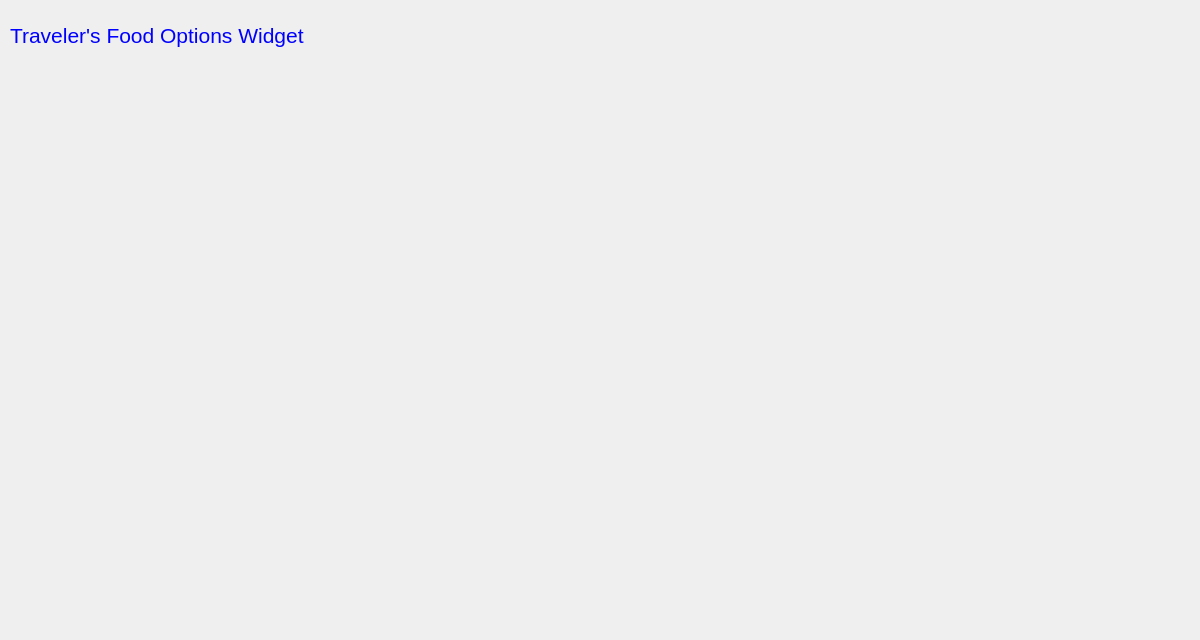
brivero0/TeamMagmar, file EuropeanVacation/tFoods.ui: the form before one commit.
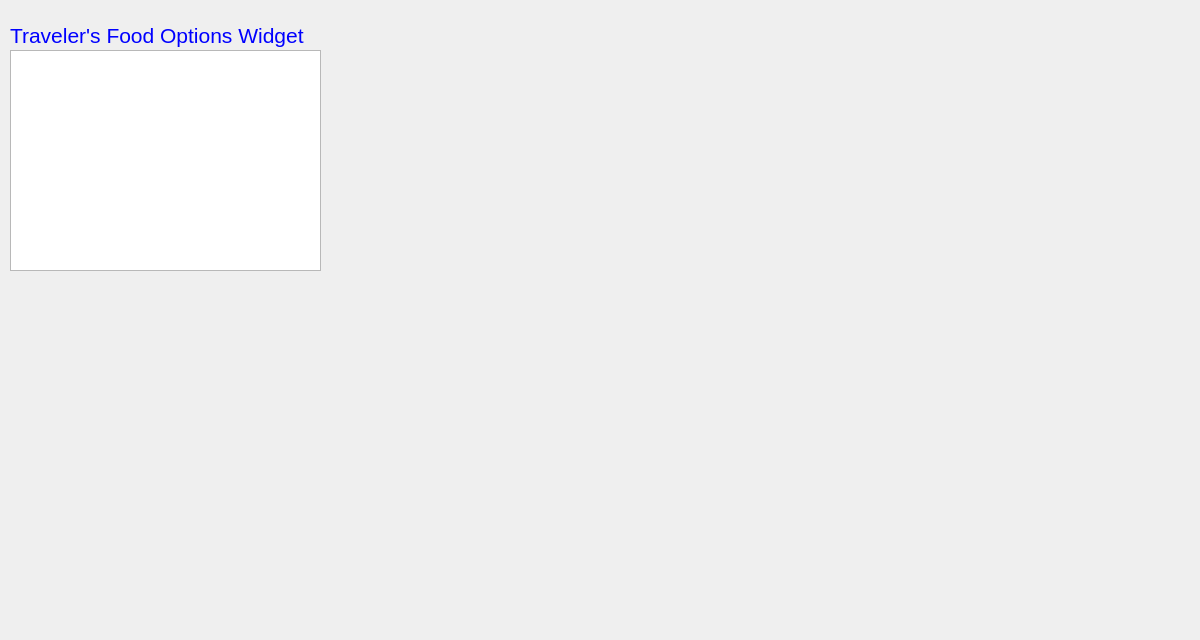
The form after the commit.

Commit message:
CLASS CODE query
Pushing up updated database class code & query example in traveler food

What changed in the file:
```diff
--- a/EuropeanVacation/tFoods.ui
+++ b/EuropeanVacation/tFoods.ui
@@ -52,6 +52,16 @@
     <string>Traveler's Food Options Widget</string>
    </property>
   </widget>
+  <widget class="QTableView" name="tFoodOptionsTV">
+   <property name="geometry">
+    <rect>
+     <x>10</x>
+     <y>50</y>
+     <width>311</width>
+     <height>221</height>
+    </rect>
+   </property>
+  </widget>
  </widget>
  <resources/>
  <connections/>
```
The commit also changes 4 other files.
